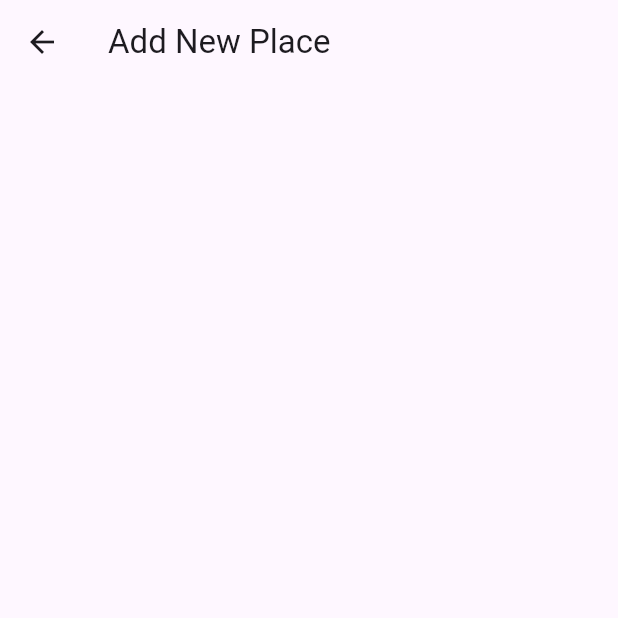
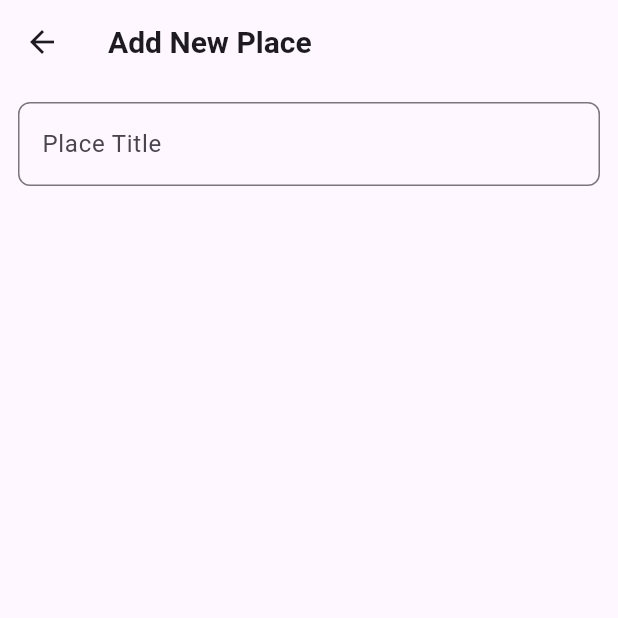
Before and after one commit to NavidZamanKhan/favorite_places_app, a Flutter app: the AddPlaceScreen screen opened directly, on a phone screen of 412 x 824 dp, the top half of it. Run offline on Flutter 3.47's test engine with Material 3 defaults, Android fonts, the phone set to English and light mode, and no system bars; our stand-ins replace flutter_riverpod, google_fonts.

Commit message:
Add AddPlaceScreen and integrate it into PlaceListScreen

```diff
--- a/lib/screens/add_place.dart
+++ b/lib/screens/add_place.dart
@@ -8,15 +8,38 @@ class AddPlaceScreen extends StatefulWidget {
 }
 
 class AddPlaceScreenState extends State<AddPlaceScreen> {
+  final _titleController = TextEditingController();
+
+  @override
+  void dispose() {
+    _titleController.dispose();
+    super.dispose();
+  }
+
   @override
   Widget build(BuildContext context) {
     return Scaffold(
       appBar: AppBar(
-        title: Text(
+        title: const Text(
           'Add New Place',
-          style: Theme.of(context).textTheme.titleLarge!.copyWith(
-            color: Theme.of(context).colorScheme.onSurface,
-          ),
+          style: TextStyle(fontSize: 20, fontWeight: FontWeight.w600),
+        ),
+      ),
+      body: const SingleChildScrollView(
+        child: Column(
+          children: [
+            Padding(
+              padding: EdgeInsets.all(12),
+              child: TextField(
+                decoration: InputDecoration(
+                  border: OutlineInputBorder(
+                    borderRadius: BorderRadius.all(Radius.circular(8)),
+                  ),
+                  labelText: 'Place Title',
+                ),
+              ),
+            ),
+          ],
         ),
       ),
     );
```
Also changed, not shown: lib/screens/places.dart (+15 -1 lines).
